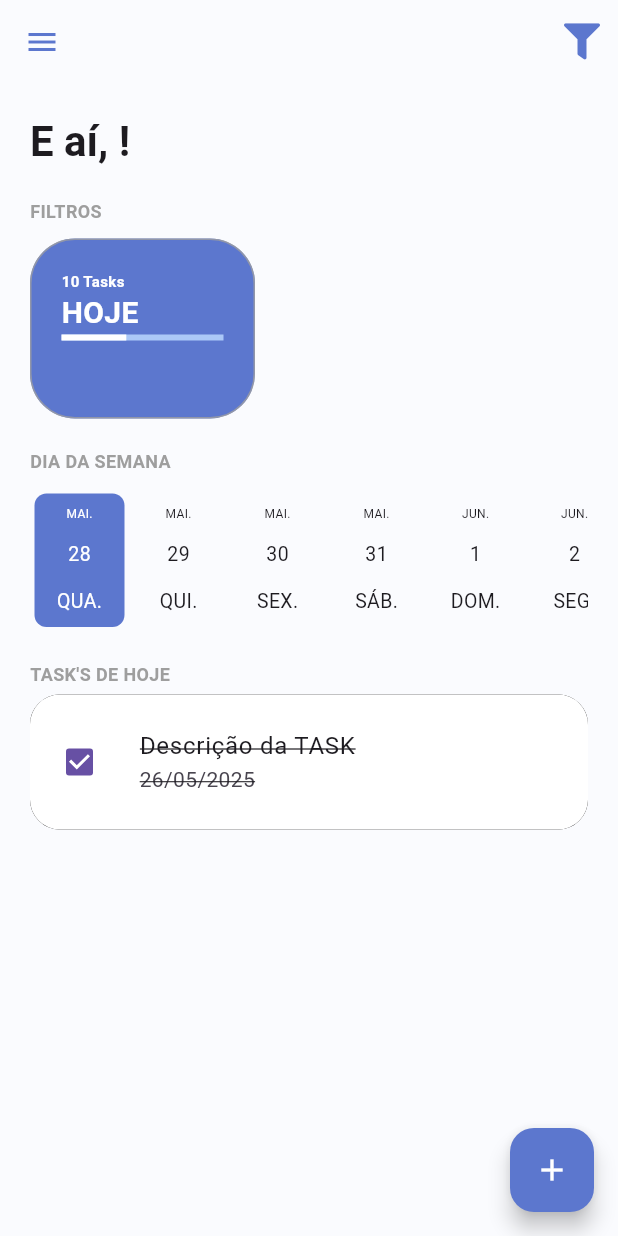
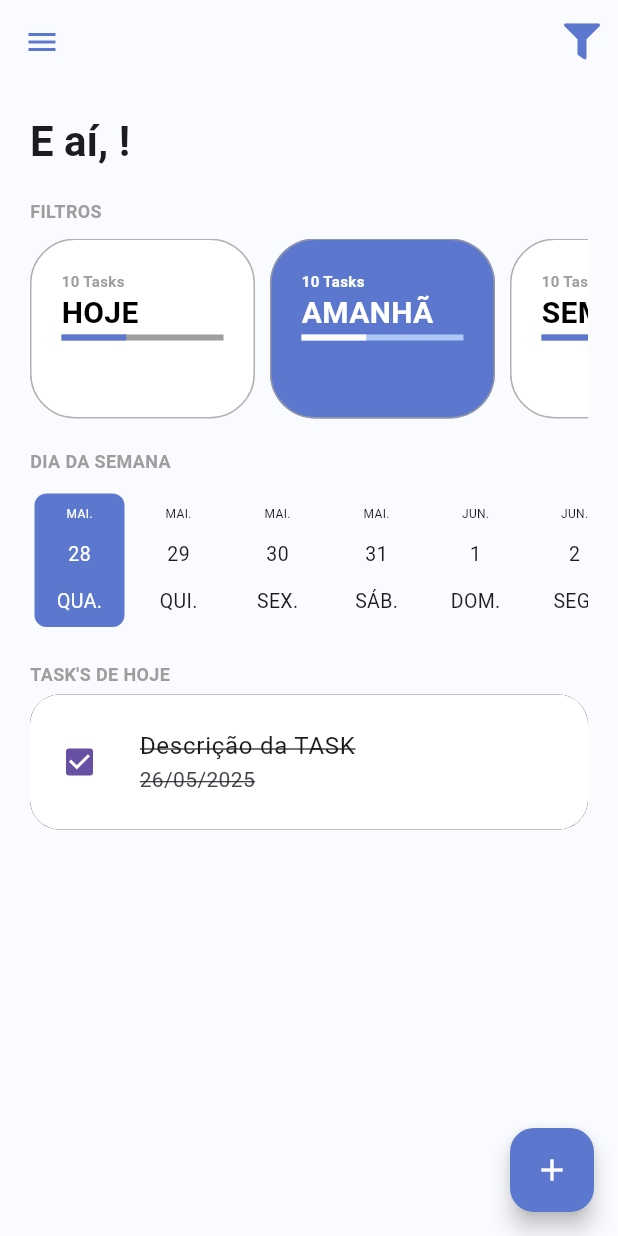
Before and after one commit to rodrigoaustincascao/todo_list_provider, a Flutter app: the screen it shows once a user with an empty profile is signed in, on a phone screen of 412 x 824 dp. Run offline on Flutter 3.47's test engine with Material 3 defaults, Android fonts, the phone set to English and light mode, and no system bars; drawn by our look-alikes of date_picker_timeline; our stand-ins replace firebase_auth, firebase_core, flutter_dotenv, flutter_signin_button, google_fonts, google_sign_in and 3 more; missing offline and left inert: flutter_overlay_loader, validatorless; accounts and stored records are empty; network calls fail; Roboto replaces fonts that are missing (Mandali).

Commit message:
Busca de Tasks (repository e service)

```diff
--- a/lib/app/app_widget.dart
+++ b/lib/app/app_widget.dart
@@ -41,6 +41,7 @@ class _AppWidgetState extends State<AppWidget> {
       localizationsDelegates: [
         GlobalMaterialLocalizations.delegate,
         GlobalWidgetsLocalizations.delegate,
+        GlobalCupertinoLocalizations.delegate,
       ],
       supportedLocales: [const Locale('pt', 'BR')],
       routes: {
--- a/lib/app/core/auth/auth_provider_todolist.dart
+++ b/lib/app/core/auth/auth_provider_todolist.dart
@@ -19,7 +19,7 @@ class AuthProviderTodolist extends ChangeNotifier {
 
   void loadListener() {
     _firebaseAuth.userChanges().listen((_) => notifyListeners());
-    _firebaseAuth.idTokenChanges().listen((user) {
+    _firebaseAuth.authStateChanges().listen((user) {
       if (user != null) {
         TodoListNavigator.to.pushNamedAndRemoveUntil('/home', (route) => false);
       } else {
--- /dev/null
+++ b/lib/app/models/task_filter_enum.dart
@@ -0,0 +1 @@
+enum TaskFilterEnum { today, tomorrow, week }
--- /dev/null
+++ b/lib/app/models/total_tasks_model.dart
@@ -0,0 +1,6 @@
+class TotalTasksModel {
+  final int totalTasks;
+  final int totalTasksFinish;
+
+  TotalTasksModel({required this.totalTasks, required this.totalTasksFinish});
+}
--- /dev/null
+++ b/lib/app/models/week_task_model.dart
@@ -0,0 +1,13 @@
+import 'package:todo_list_provider/app/models/tasks_model.dart';
+
+class WeekTaskModel {
+  final DateTime startDate;
+  final DateTime endDate;
+  final List<TasksModel> tasks;
+
+  WeekTaskModel({
+    required this.startDate,
+    required this.endDate,
+    required this.tasks,
+  });
+}
--- /dev/null
+++ b/lib/app/modules/home/home_controller.dart
@@ -0,0 +1,6 @@
+import 'package:todo_list_provider/app/core/notifier/default_change_notifier.dart';
+import 'package:todo_list_provider/app/models/task_filter_enum.dart';
+
+class HomeController extends DefaultChangeNotifier {
+  var filterSelected = TaskFilterEnum.tomorrow;
+}
--- a/lib/app/modules/home/home_module.dart
+++ b/lib/app/modules/home/home_module.dart
@@ -1,7 +1,14 @@
+import 'package:provider/provider.dart';
+import 'package:todo_list_provider/app/modules/home/home_controller.dart';
 import 'package:todo_list_provider/app/modules/home/home_page.dart';
 import 'package:todo_list_provider/app/core/modules/todo_list_module.dart';
 
 class HomeModule extends TodoListModule {
   HomeModule()
-    : super(bindings: null, routers: {'/home': (context) => HomePage()});
+    : super(
+        bindings: [
+          ChangeNotifierProvider(create: (context) => HomeController()),
+        ],
+        routers: {'/home': (context) => HomePage()},
+      );
 }
--- a/lib/app/modules/home/widgets/home_filters.dart
+++ b/lib/app/modules/home/widgets/home_filters.dart
@@ -1,15 +1,14 @@
 import 'package:flutter/material.dart';
+import 'package:provider/provider.dart';
 import 'package:todo_list_provider/app/core/ui/theme_extensions.dart';
+import 'package:todo_list_provider/app/models/task_filter_enum.dart';
+import 'package:todo_list_provider/app/models/total_tasks_model.dart';
+import 'package:todo_list_provider/app/modules/home/home_controller.dart';
 import 'package:todo_list_provider/app/modules/home/widgets/todo_card_filter.dart';
 
-class HomeFilters extends StatefulWidget {
+class HomeFilters extends StatelessWidget {
   const HomeFilters({super.key});
 
-  @override
-  State<HomeFilters> createState() => _HomeFiltersState();
-}
-
-class _HomeFiltersState extends State<HomeFilters> {
   @override
   Widget build(BuildContext context) {
     return Column(
@@ -19,7 +18,50 @@ class _HomeFiltersState extends State<HomeFilters> {
         SizedBox(height: 10),
         SingleChildScrollView(
           scrollDirection: Axis.horizontal,
-          child: Row(children: [TodoCardFilter()]),
+          child: Row(
+            children: [
+              TodoCardFilter(
+                label: 'HOJE',
+                taskFilterEnum: TaskFilterEnum.today,
+                totalTasksModel: TotalTasksModel(
+                  totalTasks: 10,
+                  totalTasksFinish: 5,
+                ),
+                selected:
+                    context.select<HomeController, TaskFilterEnum>(
+                      (value) => value.filterSelected,
+                    ) ==
+                    TaskFilterEnum.today,
+              ),
+
+              TodoCardFilter(
+                label: 'AMANHÃ',
+                taskFilterEnum: TaskFilterEnum.tomorrow,
+                totalTasksModel: TotalTasksModel(
+                  totalTasks: 10,
+                  totalTasksFinish: 5,
+                ),
+                selected:
+                    context.select<HomeController, TaskFilterEnum>(
+                      (value) => value.filterSelected,
+                    ) ==
+                    TaskFilterEnum.tomorrow,
+              ),
+              TodoCardFilter(
+                label: 'SEMANA',
+                taskFilterEnum: TaskFilterEnum.week,
+                totalTasksModel: TotalTasksModel(
+                  totalTasks: 10,
+                  totalTasksFinish: 5,
+                ),
+                selected:
+                    context.select<HomeController, TaskFilterEnum>(
+                      (value) => value.filterSelected,
+                    ) ==
+                    TaskFilterEnum.week,
+              ),
+            ],
+          ),
         ),
       ],
     );
--- a/lib/app/modules/home/widgets/todo_card_filter.dart
+++ b/lib/app/modules/home/widgets/todo_card_filter.dart
@@ -1,14 +1,33 @@
 import 'package:flutter/material.dart';
 import 'package:todo_list_provider/app/core/ui/theme_extensions.dart';
+import 'package:todo_list_provider/app/models/task_filter_enum.dart';
+import 'package:todo_list_provider/app/models/total_tasks_model.dart';
 
-class TodoCardFilter extends StatefulWidget {
-  const TodoCardFilter({super.key});
+class TodoCardFilter extends StatelessWidget {
+  final String label;
+  final TaskFilterEnum taskFilterEnum;
+  final TotalTasksModel? totalTasksModel;
+  final bool selected;
 
-  @override
-  State<TodoCardFilter> createState() => _TodoCardFilterState();
-}
+  const TodoCardFilter({
+    super.key,
+    required this.label,
+    required this.taskFilterEnum,
+    this.totalTasksModel,
+    required this.selected,
+  });
 
-class _TodoCardFilterState extends State<TodoCardFilter> {
+  double _getPercentFinish() {
+    final total = totalTasksModel?.totalTasks ?? 0.0;
+    final totalFinish = totalTasksModel?.totalTasksFinish ?? 0.1;
+
+    if (total == 0) {
+      return 0;
+    }
+
+    return ((totalFinish * 100) / total) / 100;
+  }
+
   @override
   Widget build(BuildContext context) {
     return Container(
@@ -16,7 +35,7 @@ class _TodoCardFilterState extends State<TodoCardFilter> {
       margin: EdgeInsets.only(right: 10),
       padding: EdgeInsets.all(20),
       decoration: BoxDecoration(
-        color: context.primaryColor,
+        color: selected ? context.primaryColor : Colors.white,
         border: Border.all(
           width: 1,
           color: Colors.grey.shade500.withAlpha((0.8 * 255).round()),
@@ -27,24 +46,33 @@ class _TodoCardFilterState extends State<TodoCardFilter> {
         crossAxisAlignment: CrossAxisAlignment.start,
         children: [
           Text(
-            '10 Tasks',
+            '${totalTasksModel?.totalTasks ?? 0} Tasks',
             style: context.titleStyle.copyWith(
               fontSize: 10,
-              color: Colors.white,
+              color: selected ? Colors.white : Colors.grey.shade500,
             ),
           ),
           Text(
-            'HOJE',
+            label,
             style: TextStyle(
               fontSize: 20,
               fontWeight: FontWeight.bold,
-              color: Colors.white,
+              color: selected ? Colors.white : Colors.black,
             ),
           ),
-          LinearProgressIndicator(
-            backgroundColor: context.primaryColorLight,
-            value: 0.4,
-            valueColor: AlwaysStoppedAnimation<Color>(Colors.white),
+          TweenAnimationBuilder<double>(
+            tween: Tween(begin: 0.0, end: _getPercentFinish()),
+            duration: Duration(seconds: 1),
+            builder: (context, value, child) {
+              return LinearProgressIndicator(
+                backgroundColor:
+                    selected ? context.primaryColorLight : Colors.grey.shade500,
+                value: 0.4,
+                valueColor: AlwaysStoppedAnimation<Color>(
+                  selected ? Colors.white : context.primaryColor,
+                ),
+              );
+            },
           ),
         ],
       ),
--- a/lib/app/repositories/tasks/tasks_repository.dart
+++ b/lib/app/repositories/tasks/tasks_repository.dart
@@ -1,3 +1,6 @@
+import 'package:todo_list_provider/app/models/tasks_model.dart';
+
 abstract class TasksRepository {
   Future<void> save(DateTime date, String description);
+  Future<List<TasksModel>> findByPeriod(DateTime start, DateTime end);
 }
--- a/lib/app/services/tasks/tasks_service.dart
+++ b/lib/app/services/tasks/tasks_service.dart
@@ -1,3 +1,9 @@
+import 'package:todo_list_provider/app/models/tasks_model.dart';
+import 'package:todo_list_provider/app/models/week_task_model.dart';
+
 abstract class TasksService {
   Future<void> save(DateTime date, String description);
+  Future<List<TasksModel>> getToday();
+  Future<List<TasksModel>> getTomorrow();
+  Future<WeekTaskModel> getWeek();
 }
```
Also changed, not shown: lib/app/models/tasks_model.dart (added, +22 -0 lines), lib/app/repositories/tasks/tasks_repository_impl.dart (+20 -0 lines), lib/app/services/tasks/tasks_service_impl.dart (+36 -0 lines), 1 other file.
